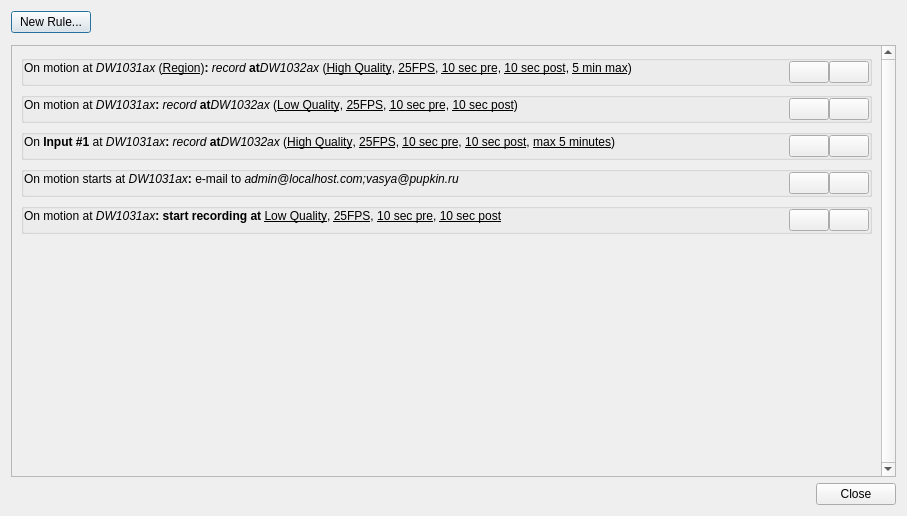
Old version of the form client/src/ui/dialogs/business_rules_dialog.ui in the repository networkoptix/nx_open.
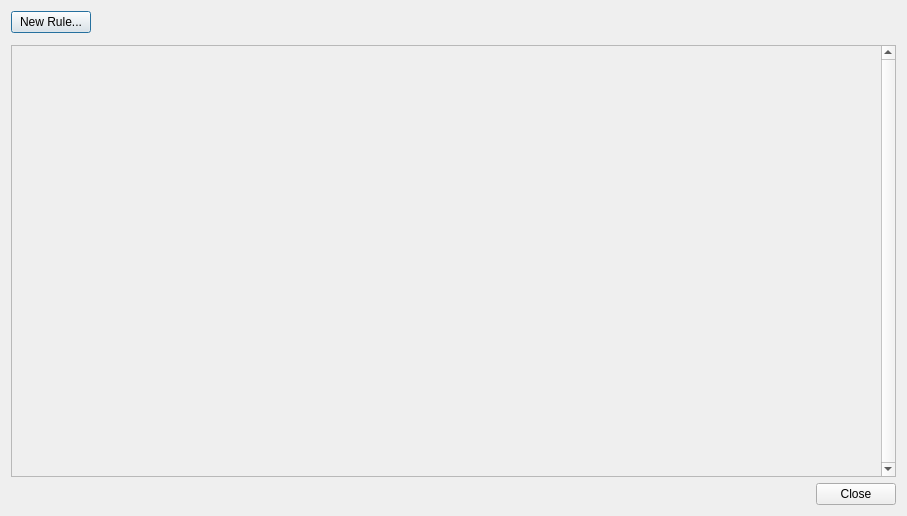
New version of the form. Icons and pictures are not drawn. Custom widgets are drawn as their Qt base class.

The edit to the form file:
```diff
--- a/client/src/ui/dialogs/business_rules_dialog.ui
+++ b/client/src/ui/dialogs/business_rules_dialog.ui
@@ -55,289 +55,6 @@
        </rect>
       </property>
       <layout class="QVBoxLayout" name="verticalLayout">
-       <item>
-        <widget class="QGroupBox" name="creditsGroupBox_10">
-         <property name="flat">
-          <bool>true</bool>
-         </property>
-         <layout class="QHBoxLayout" name="horizontalLayout">
-          <property name="spacing">
-           <number>0</number>
-          </property>
-          <property name="margin">
-           <number>0</number>
-          </property>
-          <item>
-           <widget class="QLabel" name="creditsLabel_10">
-            <property name="text">
-             <string>&lt;html&gt;&lt;head/&gt;&lt;body&gt;&lt;p&gt;On motion at &lt;img src=&quot;:/skin/tree/camera.png&quot; width=&quot;16&quot; height=&quot;16&quot;/&gt;&lt;span style=&quot; font-style:italic;&quot;&gt;DW1031ax&lt;/span&gt; (&lt;span style=&quot; text-decoration: underline;&quot;&gt;Region&lt;/span&gt;)&lt;span style=&quot; font-weight:600;&quot;&gt;: &lt;/span&gt;&lt;span style=&quot; font-style:italic;&quot;&gt;record &lt;/span&gt;&lt;span style=&quot; font-weight:600;&quot;&gt;at&lt;/span&gt;&lt;img src=&quot;:/skin/tree/camera.png&quot; width=&quot;16&quot; height=&quot;16&quot;/&gt;&lt;span style=&quot; font-style:italic;&quot;&gt;DW1032ax&lt;/span&gt; (&lt;span style=&quot; text-decoration: underline;&quot;&gt;High Quality&lt;/span&gt;, &lt;span style=&quot; text-decoration: underline;&quot;&gt;25FPS&lt;/span&gt;, &lt;span style=&quot; text-decoration: underline;&quot;&gt;10 sec pre&lt;/span&gt;, &lt;span style=&quot; text-decoration: underline;&quot;&gt;10 sec post&lt;/span&gt;, &lt;span style=&quot; text-decoration: underline;&quot;&gt;5 min max&lt;/span&gt;) &lt;/p&gt;&lt;/body&gt;&lt;/html&gt;</string>
-            </property>
-            <property name="alignment">
-             <set>Qt::AlignLeading|Qt::AlignLeft|Qt::AlignTop</set>
-            </property>
-           </widget>
-          </item>
-          <item>
-           <widget class="QPushButton" name="pushButton_3">
-            <property name="sizePolicy">
-             <sizepolicy hsizetype="Fixed" vsizetype="Fixed">
-              <horstretch>0</horstretch>
-              <verstretch>0</verstretch>
-             </sizepolicy>
-            </property>
-            <property name="text">
-             <string/>
-            </property>
-            <property name="icon">
-             <iconset>
-              <normaloff>:/skin/titlebar/dropdown_hovered.png</normaloff>:/skin/titlebar/dropdown_hovered.png</iconset>
-            </property>
-           </widget>
-          </item>
-          <item>
-           <widget class="QPushButton" name="pushButton_2">
-            <property name="sizePolicy">
-             <sizepolicy hsizetype="Fixed" vsizetype="Fixed">
-              <horstretch>0</horstretch>
-              <verstretch>0</verstretch>
-             </sizepolicy>
-            </property>
-            <property name="icon">
-             <iconset>
-              <normaloff>:/skin/titlebar/exit_hovered.png</normaloff>:/skin/titlebar/exit_hovered.png</iconset>
-            </property>
-           </widget>
-          </item>
-         </layout>
-        </widget>
-       </item>
-       <item>
-        <widget class="QGroupBox" name="creditsGroupBox_11">
-         <property name="flat">
-          <bool>true</bool>
-         </property>
-         <layout class="QHBoxLayout" name="horizontalLayout_2">
-          <property name="spacing">
-           <number>0</number>
-          </property>
-          <property name="margin">
-           <number>0</number>
-          </property>
-          <item>
-           <widget class="QLabel" name="creditsLabel_11">
-            <property name="text">
-             <string>&lt;html&gt;&lt;head/&gt;&lt;body&gt;&lt;p&gt;On motion at &lt;img src=&quot;:/skin/tree/camera.png&quot; width=&quot;16&quot; height=&quot;16&quot;/&gt;&lt;span style=&quot; font-style:italic;&quot;&gt;DW1031ax&lt;/span&gt;&lt;span style=&quot; font-weight:600;&quot;&gt;: &lt;/span&gt;&lt;span style=&quot; font-style:italic;&quot;&gt;record &lt;/span&gt;&lt;span style=&quot; font-weight:600;&quot;&gt;at&lt;/span&gt;&lt;img src=&quot;:/skin/tree/camera.png&quot; width=&quot;16&quot; height=&quot;16&quot;/&gt;&lt;span style=&quot; font-style:italic;&quot;&gt;DW1032ax&lt;/span&gt; (&lt;span style=&quot; text-decoration: underline;&quot;&gt;Low Quality&lt;/span&gt;, &lt;span style=&quot; text-decoration: underline;&quot;&gt;25FPS&lt;/span&gt;, &lt;span style=&quot; text-decoration: underline;&quot;&gt;10 sec pre&lt;/span&gt;, &lt;span style=&quot; text-decoration: underline;&quot;&gt;10 sec post&lt;/span&gt;) &lt;/p&gt;&lt;/body&gt;&lt;/html&gt;</string>
-            </property>
-            <property name="alignment">
-             <set>Qt::AlignLeading|Qt::AlignLeft|Qt::AlignTop</set>
-            </property>
-           </widget>
-          </item>
-          <item>
-           <widget class="QPushButton" name="pushButton_4">
-            <property name="sizePolicy">
-             <sizepolicy hsizetype="Fixed" vsizetype="Fixed">
-              <horstretch>0</horstretch>
-              <verstretch>0</verstretch>
-             </sizepolicy>
-            </property>
-            <property name="text">
-             <string/>
-            </property>
-            <property name="icon">
-             <iconset>
-              <normaloff>:/skin/titlebar/dropdown_hovered.png</normaloff>:/skin/titlebar/dropdown_hovered.png</iconset>
-            </property>
-           </widget>
-          </item>
-          <item>
-           <widget class="QPushButton" name="pushButton_5">
-            <property name="sizePolicy">
-             <sizepolicy hsizetype="Fixed" vsizetype="Fixed">
-              <horstretch>0</horstretch>
-              <verstretch>0</verstretch>
-             </sizepolicy>
-            </property>
-            <property name="icon">
-             <iconset>
-              <normaloff>:/skin/titlebar/exit_hovered.png</normaloff>:/skin/titlebar/exit_hovered.png</iconset>
-            </property>
-           </widget>
-          </item>
-         </layout>
-        </widget>
-       </item>
-       <item>
-        <widget class="QGroupBox" name="creditsGroupBox_3">
-         <property name="title">
-          <string/>
-         </property>
-         <property name="flat">
-          <bool>true</bool>
-         </property>
-         <layout class="QHBoxLayout" name="horizontalLayout_5">
-          <property name="spacing">
-           <number>0</number>
-          </property>
-          <property name="margin">
-           <number>0</number>
-          </property>
-          <item>
-           <widget class="QLabel" name="creditsLabel_3">
-            <property name="text">
-             <string>&lt;html&gt;&lt;head/&gt;&lt;body&gt;&lt;p&gt;On &lt;span style=&quot; font-weight:600;&quot;&gt;Input #1&lt;/span&gt; at &lt;img src=&quot;:/skin/tree/camera.png&quot; width=&quot;16&quot; height=&quot;16&quot;/&gt;&lt;span style=&quot; font-style:italic;&quot;&gt;DW1031ax&lt;/span&gt;&lt;span style=&quot; font-weight:600;&quot;&gt;: &lt;/span&gt;&lt;span style=&quot; font-style:italic;&quot;&gt;record &lt;/span&gt;&lt;span style=&quot; font-weight:600;&quot;&gt;at&lt;/span&gt;&lt;img src=&quot;:/skin/tree/camera.png&quot; width=&quot;16&quot; height=&quot;16&quot;/&gt;&lt;span style=&quot; font-style:italic;&quot;&gt;DW1032ax&lt;/span&gt; (&lt;span style=&quot; text-decoration: underline;&quot;&gt;High Quality&lt;/span&gt;, &lt;span style=&quot; text-decoration: underline;&quot;&gt;25FPS&lt;/span&gt;, &lt;span style=&quot; text-decoration: underline;&quot;&gt;10 sec pre&lt;/span&gt;, &lt;span style=&quot; text-decoration: underline;&quot;&gt;10 sec post&lt;/span&gt;, &lt;span style=&quot; text-decoration: underline;&quot;&gt;max 5 minutes&lt;/span&gt;) &lt;/p&gt;&lt;/body&gt;&lt;/html&gt;</string>
-            </property>
-            <property name="alignment">
-             <set>Qt::AlignLeading|Qt::AlignLeft|Qt::AlignTop</set>
-            </property>
-           </widget>
-          </item>
-          <item>
-           <widget class="QPushButton" name="pushButton_10">
-            <property name="sizePolicy">
-             <sizepolicy hsizetype="Fixed" vsizetype="Fixed">
-              <horstretch>0</horstretch>
-              <verstretch>0</verstretch>
-             </sizepolicy>
-            </property>
-            <property name="text">
-             <string/>
-            </property>
-            <property name="icon">
-             <iconset>
-              <normaloff>:/skin/titlebar/dropdown_hovered.png</normaloff>:/skin/titlebar/dropdown_hovered.png</iconset>
-            </property>
-           </widget>
-          </item>
-          <item>
-           <widget class="QPushButton" name="pushButton_11">
-            <property name="sizePolicy">
-             <sizepolicy hsizetype="Fixed" vsizetype="Fixed">
-              <horstretch>0</horstretch>
-              <verstretch>0</verstretch>
-             </sizepolicy>
-            </property>
-            <property name="icon">
-             <iconset>
-              <normaloff>:/skin/titlebar/exit_hovered.png</normaloff>:/skin/titlebar/exit_hovered.png</iconset>
-            </property>
-           </widget>
-          </item>
-         </layout>
-        </widget>
-       </item>
-       <item>
-        <widget class="QGroupBox" name="creditsGroupBox_12">
-         <property name="flat">
-          <bool>true</bool>
-         </property>
-         <layout class="QHBoxLayout" name="horizontalLayout_3">
-          <property name="spacing">
-           <number>0</number>
-          </property>
-          <property name="margin">
-           <number>0</number>
-          </property>
-          <item>
-           <widget class="QLabel" name="creditsLabel_12">
-            <property name="text">
-             <string>&lt;html&gt;&lt;head/&gt;&lt;body&gt;&lt;p&gt;On motion starts at &lt;img src=&quot;:/skin/tree/camera.png&quot; width=&quot;16&quot; height=&quot;16&quot;/&gt;&lt;span style=&quot; font-style:italic;&quot;&gt;DW1031ax&lt;/span&gt;&lt;span style=&quot; font-weight:600;&quot;&gt;: &lt;/span&gt;e-mail to &lt;span style=&quot; font-style:italic;&quot;&gt;admin@localhost.com;vasya@pupkin.ru&lt;/span&gt;&lt;/p&gt;&lt;/body&gt;&lt;/html&gt;</string>
-            </property>
-            <property name="alignment">
-             <set>Qt::AlignLeading|Qt::AlignLeft|Qt::AlignTop</set>
-            </property>
-           </widget>
-          </item>
-          <item>
-           <widget class="QPushButton" name="pushButton_6">
-            <property name="sizePolicy">
-             <sizepolicy hsizetype="Fixed" vsizetype="Fixed">
-              <horstretch>0</horstretch>
-              <verstretch>0</verstretch>
-             </sizepolicy>
-            </property>
-            <property name="text">
-             <string/>
-            </property>
-            <property name="icon">
-             <iconset>
-              <normaloff>:/skin/titlebar/dropdown_hovered.png</normaloff>:/skin/titlebar/dropdown_hovered.png</iconset>
-            </property>
-           </widget>
-          </item>
-          <item>
-           <widget class="QPushButton" name="pushButton_7">
-            <property name="sizePolicy">
-             <sizepolicy hsizetype="Fixed" vsizetype="Fixed">
-              <horstretch>0</horstretch>
-              <verstretch>0</verstretch>
-             </sizepolicy>
-            </property>
-            <property name="icon">
-             <iconset>
-              <normaloff>:/skin/titlebar/exit_hovered.png</normaloff>:/skin/titlebar/exit_hovered.png</iconset>
-            </property>
-           </widget>
-          </item>
-         </layout>
-        </widget>
-       </item>
-       <item>
-        <widget class="QGroupBox" name="creditsGroupBox_13">
-         <property name="flat">
-          <bool>true</bool>
-         </property>
-         <layout class="QHBoxLayout" name="horizontalLayout_4">
-          <property name="spacing">
-           <number>0</number>
-          </property>
-          <property name="margin">
-           <number>0</number>
-          </property>
-          <item>
-           <widget class="QLabel" name="creditsLabel_13">
-            <property name="text">
-             <string>&lt;html&gt;&lt;head/&gt;&lt;body&gt;&lt;p&gt;On motion at &lt;img src=&quot;:/skin/tree/camera.png&quot; width=&quot;16&quot; height=&quot;16&quot;/&gt;&lt;span style=&quot; font-style:italic;&quot;&gt;DW1031ax&lt;/span&gt;&lt;span style=&quot; font-weight:600;&quot;&gt;: start recording at &lt;/span&gt;&lt;span style=&quot; text-decoration: underline;&quot;&gt;Low Quality&lt;/span&gt;, &lt;span style=&quot; text-decoration: underline;&quot;&gt;25FPS&lt;/span&gt;, &lt;span style=&quot; text-decoration: underline;&quot;&gt;10 sec pre&lt;/span&gt;, &lt;span style=&quot; text-decoration: underline;&quot;&gt;10 sec post&lt;/span&gt;&lt;/p&gt;&lt;/body&gt;&lt;/html&gt;</string>
-            </property>
-            <property name="alignment">
-             <set>Qt::AlignLeading|Qt::AlignLeft|Qt::AlignTop</set>
-            </property>
-           </widget>
-          </item>
-          <item>
-           <widget class="QPushButton" name="pushButton_8">
-            <property name="sizePolicy">
-             <sizepolicy hsizetype="Fixed" vsizetype="Fixed">
-              <horstretch>0</horstretch>
-              <verstretch>0</verstretch>
-             </sizepolicy>
-            </property>
-            <property name="text">
-             <string/>
-            </property>
-            <property name="icon">
-             <iconset>
-              <normaloff>:/skin/titlebar/dropdown_hovered.png</normaloff>:/skin/titlebar/dropdown_hovered.png</iconset>
-            </property>
-           </widget>
-          </item>
-          <item>
-           <widget class="QPushButton" name="pushButton_9">
-            <property name="sizePolicy">
-             <sizepolicy hsizetype="Fixed" vsizetype="Fixed">
-              <horstretch>0</horstretch>
-              <verstretch>0</verstretch>
-             </sizepolicy>
-            </property>
-            <property name="icon">
-             <iconset>
-              <normaloff>:/skin/titlebar/exit_hovered.png</normaloff>:/skin/titlebar/exit_hovered.png</iconset>
-            </property>
-           </widget>
-          </item>
-         </layout>
-        </widget>
-       </item>
        <item>
         <spacer name="verticalSpacer">
          <property name="orientation">
```
